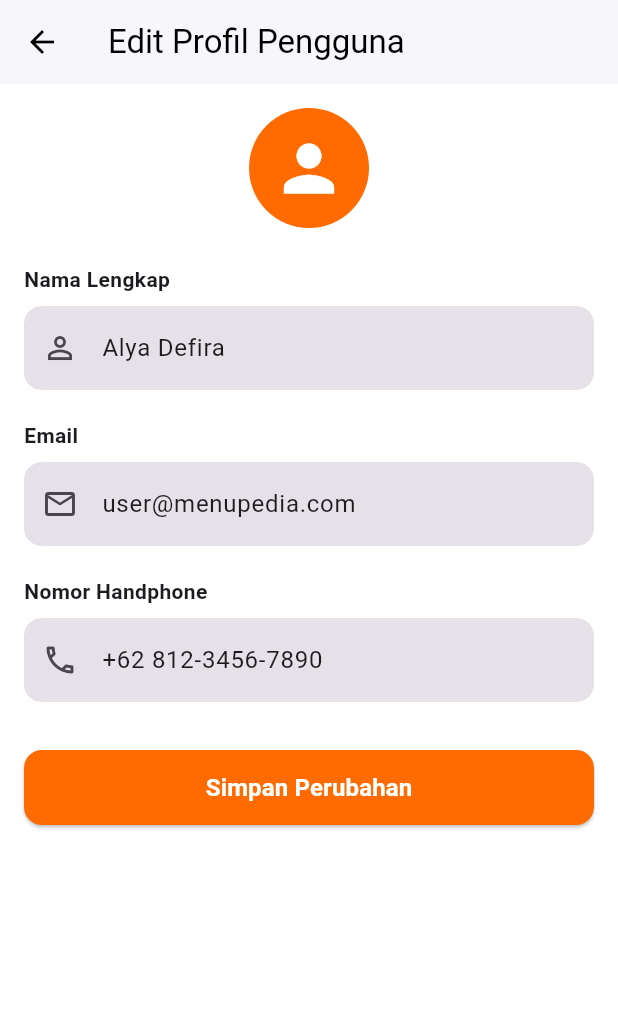
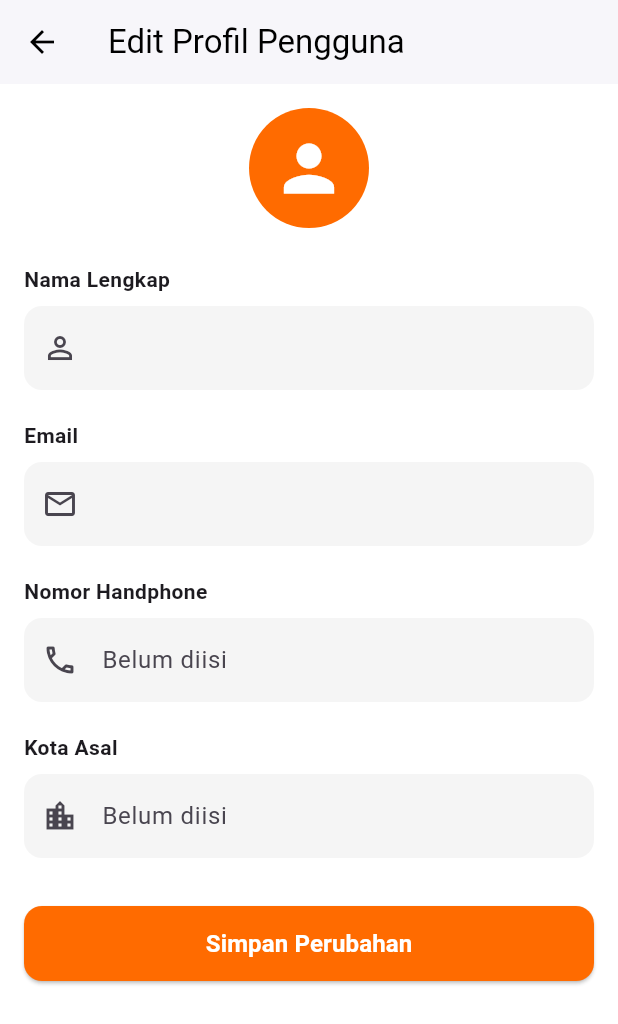
Before and after one commit to Zaskiah-Angreani/menupedia, a Flutter app: the ProfileScreen screen opened directly, after a tap on "Edit Profil", on a phone screen of 412 x 824 dp. Shown: the top 1024 px of the screen. Run offline on Flutter 3.47's test engine with Material 3 defaults, Android fonts, the phone set to English and light mode, and no system bars.

Commit message:
Update user profile and registration

```diff
--- /dev/null
+++ b/lib/models/user_data.dart
@@ -0,0 +1,17 @@
+class UserData {
+  static String name = '';
+  static String email = '';
+  static String password = '';
+  static String phone = '';
+  static String city = '';
+
+  static void setUser({
+    required String userName,
+    required String userEmail,
+    required String userPassword,
+  }) {
+    name = userName;
+    email = userEmail;
+    password = userPassword;
+  }
+}
--- a/lib/screens/edit_profile_screen.dart
+++ b/lib/screens/edit_profile_screen.dart
@@ -4,12 +4,14 @@ class EditProfileScreen extends StatefulWidget {
   final String initialName;
   final String initialEmail;
   final String initialPhone;
+  final String initialCity;
 
   const EditProfileScreen({
     super.key,
     required this.initialName,
     required this.initialEmail,
     required this.initialPhone,
+    required this.initialCity,
   });
 
   @override
@@ -18,16 +20,31 @@ class EditProfileScreen extends StatefulWidget {
 
 class _EditProfileScreenState extends State<EditProfileScreen> {
   final _formKey = GlobalKey<FormState>();
+
   late TextEditingController _nameController;
   late TextEditingController _emailController;
   late TextEditingController _phoneController;
+  late TextEditingController _cityController;
 
   @override
   void initState() {
     super.initState();
-    _nameController = TextEditingController(text: widget.initialName);
-    _emailController = TextEditingController(text: widget.initialEmail);
-    _phoneController = TextEditingController(text: widget.initialPhone);
+
+    _nameController = TextEditingController(
+      text: widget.initialName,
+    );
+
+    _emailController = TextEditingController(
+      text: widget.initialEmail,
+    );
+
+    _phoneController = TextEditingController(
+      text: widget.initialPhone,
+    );
+
+    _cityController = TextEditingController(
+      text: widget.initialCity,
+    );
   }
 
   @override
@@ -35,6 +52,8 @@ class _EditProfileScreenState extends State<EditProfileScreen> {
     _nameController.dispose();
     _emailController.dispose();
     _phoneController.dispose();
+    _cityController.dispose();
+
     super.dispose();
   }
 
@@ -54,23 +73,42 @@ class _EditProfileScreenState extends State<EditProfileScreen> {
           child: Column(
             crossAxisAlignment: CrossAxisAlignment.start,
             children: [
+              // Foto Profil
               const Center(
                 child: CircleAvatar(
                   radius: 40,
                   backgroundColor: Color(0xFFFF6B00),
-                  child: Icon(Icons.person, size: 50, color: Colors.white),
+                  child: Icon(
+                    Icons.person,
+                    size: 50,
+                    color: Colors.white,
+                  ),
                 ),
               ),
+
               const SizedBox(height: 24),
-              const Text('Nama Lengkap', style: TextStyle(fontWeight: FontWeight.bold, fontSize: 14)),
+
+              // Nama Lengkap
+              const Text(
+                'Nama Lengkap',
+                style: TextStyle(
+                  fontWeight: FontWeight.bold,
+                  fontSize: 14,
+                ),
+              ),
+
               const SizedBox(height: 8),
+
               TextFormField(
                 controller: _nameController,
                 decoration: InputDecoration(
                   prefixIcon: const Icon(Icons.person_outline),
                   filled: true,
-                  fillColor: Colors.grey[150],
-                  border: OutlineInputBorder(borderRadius: BorderRadius.circular(12), borderSide: BorderSide.none),
+                  fillColor: Colors.grey[100],
+                  border: OutlineInputBorder(
+                    borderRadius: BorderRadius.circular(12),
+                    borderSide: BorderSide.none,
+                  ),
                 ),
                 validator: (value) {
                   if (value == null || value.trim().isEmpty) {
@@ -79,50 +117,128 @@ class _EditProfileScreenState extends State<EditProfileScreen> {
                   return null;
                 },
               ),
+
               const SizedBox(height: 20),
-              const Text('Email', style: TextStyle(fontWeight: FontWeight.bold, fontSize: 14)),
+
+              // Email
+              const Text(
+                'Email',
+                style: TextStyle(
+                  fontWeight: FontWeight.bold,
+                  fontSize: 14,
+                ),
+              ),
+
               const SizedBox(height: 8),
+
               TextFormField(
                 controller: _emailController,
+                keyboardType: TextInputType.emailAddress,
                 decoration: InputDecoration(
                   prefixIcon: const Icon(Icons.email_outlined),
                   filled: true,
-                  fillColor: Colors.grey[150],
-                  border: OutlineInputBorder(borderRadius: BorderRadius.circular(12), borderSide: BorderSide.none),
+                  fillColor: Colors.grey[100],
+                  border: OutlineInputBorder(
+                    borderRadius: BorderRadius.circular(12),
+                    borderSide: BorderSide.none,
+                  ),
                 ),
                 validator: (value) {
-                  if (value == null || value.trim().isEmpty || !value.contains('@')) {
+                  if (value == null || value.trim().isEmpty) {
+                    return 'Email tidak boleh kosong!';
+                  }
+
+                  if (!value.trim().contains('@')) {
                     return 'Masukkan email yang valid!';
                   }
+
                   return null;
                 },
               ),
+
               const SizedBox(height: 20),
-              const Text('Nomor Handphone', style: TextStyle(fontWeight: FontWeight.bold, fontSize: 14)),
+
+              // Nomor Handphone
+              const Text(
+                'Nomor Handphone',
+                style: TextStyle(
+                  fontWeight: FontWeight.bold,
+                  fontSize: 14,
+                ),
+              ),
+
               const SizedBox(height: 8),
+
               TextFormField(
                 controller: _phoneController,
                 keyboardType: TextInputType.phone,
                 decoration: InputDecoration(
                   prefixIcon: const Icon(Icons.phone_outlined),
+                  hintText: 'Belum diisi',
                   filled: true,
-                  fillColor: Colors.grey[150],
-                  border: OutlineInputBorder(borderRadius: BorderRadius.circular(12), borderSide: BorderSide.none),
+                  fillColor: Colors.grey[100],
+                  border: OutlineInputBorder(
+                    borderRadius: BorderRadius.circular(12),
+                    borderSide: BorderSide.none,
+                  ),
                 ),
                 validator: (value) {
                   if (value == null || value.trim().isEmpty) {
                     return 'Nomor HP tidak boleh kosong!';
                   }
+
                   return null;
                 },
               ),
+
+              const SizedBox(height: 20),
+
+              // Kota Asal
+              const Text(
+                'Kota Asal',
+                style: TextStyle(
+                  fontWeight: FontWeight.bold,
+                  fontSize: 14,
+                ),
+              ),
+
+              const SizedBox(height: 8),
+
+              TextFormField(
+                controller: _cityController,
+                decoration: InputDecoration(
+                  prefixIcon: const Icon(Icons.location_city_outlined),
+                  hintText: 'Belum diisi',
+                  filled: true,
+                  fillColor: Colors.grey[100],
+                  border: OutlineInputBorder(
+                    borderRadius: BorderRadius.circular(12),
+                    borderSide: BorderSide.none,
+                  ),
+                ),
+                validator: (value) {
+                  if (value == null || value.trim().isEmpty) {
+                    return 'Kota asal tidak boleh kosong!';
+                  }
+
+                  return null;
+                },
+              ),
+
               const SizedBox(height: 32),
+
+              // Tombol Simpan
               ElevatedButton(
                 style: ElevatedButton.styleFrom(
                   backgroundColor: const Color(0xFFFF6B00),
                   foregroundColor: Colors.white,
-                  minimumSize: const Size(double.infinity, 50),
-                  shape: RoundedRectangleBorder(borderRadius: BorderRadius.circular(12)),
+                  minimumSize: const Size(
+                    double.infinity,
+                    50,
+                  ),
+                  shape: RoundedRectangleBorder(
+                    borderRadius: BorderRadius.circular(12),
+                  ),
                 ),
                 onPressed: () {
                   if (_formKey.currentState!.validate()) {
@@ -130,11 +246,22 @@ class _EditProfileScreenState extends State<EditProfileScreen> {
                       'name': _nameController.text.trim(),
                       'email': _emailController.text.trim(),
                       'phone': _phoneController.text.trim(),
+                      'city': _cityController.text.trim(),
                     };
-                    Navigator.pop(context, updatedProfile);
+
+                    Navigator.pop(
+                      context,
+                      updatedProfile,
+                    );
                   }
                 },
-                child: const Text('Simpan Perubahan', style: TextStyle(fontSize: 16, fontWeight: FontWeight.bold)),
+                child: const Text(
+                  'Simpan Perubahan',
+                  style: TextStyle(
+                    fontSize: 16,
+                    fontWeight: FontWeight.bold,
+                  ),
+                ),
               ),
             ],
           ),
--- a/lib/screens/login_screen.dart
+++ b/lib/screens/login_screen.dart
@@ -1,6 +1,7 @@
 import 'package:flutter/material.dart';
 import 'register_screen.dart';
 import 'home_screen.dart';
+import '../models/user_data.dart';
 
 class LoginScreen extends StatefulWidget {
   const LoginScreen({super.key});
@@ -13,9 +14,6 @@ class _LoginScreenState extends State<LoginScreen> {
   final _formKey = GlobalKey<FormState>();
   final TextEditingController _emailController = TextEditingController();
   final TextEditingController _passwordController = TextEditingController();
-
-  String? registeredEmail;
-  String? registeredPassword;
 
   @override
   Widget build(BuildContext context) {
@@ -101,17 +99,24 @@ class _LoginScreenState extends State<LoginScreen> {
                             final inputEmail = _emailController.text.trim();
                             final inputPassword = _passwordController.text;
 
-                            if (registeredEmail == null || registeredPassword == null) {
+                            if (UserData.email.isEmpty || UserData.password.isEmpty) {
                               ScaffoldMessenger.of(context).showSnackBar(
                                 const SnackBar(
-                                  content: Text('Akun belum terdaftar! Silakan registrasi terlebih dahulu.'),
+                                  content: Text(
+                                    'Akun belum terdaftar! Silakan registrasi terlebih dahulu.',
+                                  ),
                                   backgroundColor: Colors.red,
                                 ),
                               );
-                            } else if (inputEmail != registeredEmail || inputPassword != registeredPassword) {
+                            } else if (
+                            inputEmail != UserData.email ||
+                                inputPassword != UserData.password
+                            ) {
                               ScaffoldMessenger.of(context).showSnackBar(
                                 const SnackBar(
-                                  content: Text('Email atau Password salah! Sesuaikan dengan data registrasi.'),
+                                  content: Text(
+                                    'Email atau Password salah! Sesuaikan dengan data registrasi.',
+                                  ),
                                   backgroundColor: Colors.deepOrange,
                                 ),
                               );
@@ -153,10 +158,12 @@ class _LoginScreenState extends State<LoginScreen> {
 
                               if (result != null) {
                                 setState(() {
-                                  registeredEmail = result['email'];
-                                  registeredPassword = result['password'];
-                                  _emailController.text = registeredEmail!;
-                                  _passwordController.text = registeredPassword!;
+                                  UserData.name = result['name'] ?? '';
+                                  UserData.email = result['email'] ?? '';
+                                  UserData.password = result['password'] ?? '';
+
+                                  _emailController.text = UserData.email;
+                                  _passwordController.text = UserData.password;
                                 });
                               }
                             },
--- a/lib/screens/profile_screen.dart
+++ b/lib/screens/profile_screen.dart
@@ -1,5 +1,6 @@
 import 'package:flutter/material.dart';
-import 'edit_profile_screen.dart'; // Import halaman edit profil
+import 'edit_profile_screen.dart';
+import '../models/user_data.dart';
 
 class ProfileScreen extends StatefulWidget {
   const ProfileScreen({super.key});
@@ -9,11 +10,6 @@ class ProfileScreen extends StatefulWidget {
 }
 
 class _ProfileScreenState extends State<ProfileScreen> {
-  // State data profil default
-  String _name = 'Alya Defira';
-  String _email = 'user@menupedia.com';
-  String _phone = '+62 812-3456-7890';
-
   @override
   Widget build(BuildContext context) {
     return Scaffold(
@@ -27,25 +23,41 @@ class _ProfileScreenState extends State<ProfileScreen> {
         child: Column(
           children: [
             const SizedBox(height: 20),
-            const Center(
-              child: CircleAvatar(
-                radius: 50,
-                backgroundColor: Color(0xFFFF6B00),
-                child: Icon(Icons.person, size: 60, color: Colors.white),
+
+            const CircleAvatar(
+              radius: 50,
+              backgroundColor: Color(0xFFFF6B00),
+              child: Icon(
+                Icons.person,
+                size: 60,
+                color: Colors.white,
               ),
             ),
+
             const SizedBox(height: 16),
+
             Text(
-              _name,
-              style: const TextStyle(fontSize: 22, fontWeight: FontWeight.bold),
+              UserData.name.isEmpty
+                  ? 'Nama belum diisi'
+                  : UserData.name,
+              style: const TextStyle(
+                fontSize: 22,
+                fontWeight: FontWeight.bold,
+              ),
             ),
+
             Text(
-              _email,
-              style: const TextStyle(fontSize: 14, color: Colors.grey),
+              UserData.email.isEmpty
+                  ? 'Email belum diisi'
+                  : UserData.email,
+              style: const TextStyle(
+                fontSize: 14,
+                color: Colors.grey,
+              ),
             ),
+
             const SizedBox(height: 24),
 
-            // TOMBOL EDIT PROFIL (Menambah layar fungsional ke-8/9)
             ElevatedButton.icon(
               style: ElevatedButton.styleFrom(
                 backgroundColor: const Color(0xFFFF6B00),
@@ -56,26 +68,29 @@ class _ProfileScreenState extends State<ProfileScreen> {
                 ),
               ),
               icon: const Icon(Icons.edit),
-              label: const Text('Edit Profil', style: TextStyle(fontWeight: FontWeight.bold)),
+              label: const Text(
+                'Edit Profil',
+                style: TextStyle(fontWeight: FontWeight.bold),
+              ),
               onPressed: () async {
-                // Membuka EditProfileScreen dan menunggu data kembaliannya
                 final updatedData = await Navigator.push(
                   context,
                   MaterialPageRoute(
                     builder: (context) => EditProfileScreen(
-                      initialName: _name,
-                      initialEmail: _email,
-                      initialPhone: _phone,
+                      initialName: UserData.name,
+                      initialEmail: UserData.email,
+                      initialPhone: UserData.phone,
+                      initialCity: UserData.city,
                     ),
                   ),
                 );
 
-                // Jika data berhasil diubah dan disimpan
                 if (updatedData != null) {
                   setState(() {
-                    _name = updatedData['name'];
-                    _email = updatedData['email'];
-                    _phone = updatedData['phone'];
+                    UserData.name = updatedData['name'];
+                    UserData.email = updatedData['email'];
+                    UserData.phone = updatedData['phone'];
+                    UserData.city = updatedData['city'];
                   });
 
                   ScaffoldMessenger.of(context).showSnackBar(
@@ -87,20 +102,36 @@ class _ProfileScreenState extends State<ProfileScreen> {
                 }
               },
             ),
+
             const SizedBox(height: 16),
 
             Card(
               child: ListTile(
-                leading: const Icon(Icons.phone, color: Color(0xFFFF6B00)),
+                leading: const Icon(
+                  Icons.phone,
+                  color: Color(0xFFFF6B00),
+                ),
                 title: const Text('Nomor Telepon'),
-                subtitle: Text(_phone),
+                subtitle: Text(
+                  UserData.phone.isEmpty
+                      ? 'Belum diisi'
+                      : UserData.phone,
+                ),
               ),
             ),
+
             Card(
               child: ListTile(
-                leading: const Icon(Icons.location_city, color: Color(0xFFFF6B00)),
+                leading: const Icon(
+                  Icons.location_city,
+                  color: Color(0xFFFF6B00),
+                ),
                 title: const Text('Kota Asal'),
-                subtitle: const Text('Medan, Indonesia'),
+                subtitle: Text(
+                  UserData.city.isEmpty
+                      ? 'Belum diisi'
+                      : UserData.city,
+                ),
               ),
             ),
           ],
--- a/lib/screens/register_screen.dart
+++ b/lib/screens/register_screen.dart
@@ -98,6 +98,7 @@ class _RegisterScreenState extends State<RegisterScreen> {
                             );
 
                             Navigator.of(context).pop({
+                              'name': _nameController.text.trim(),
                               'email': _emailController.text.trim(),
                               'password': _passwordController.text,
                             });
```
